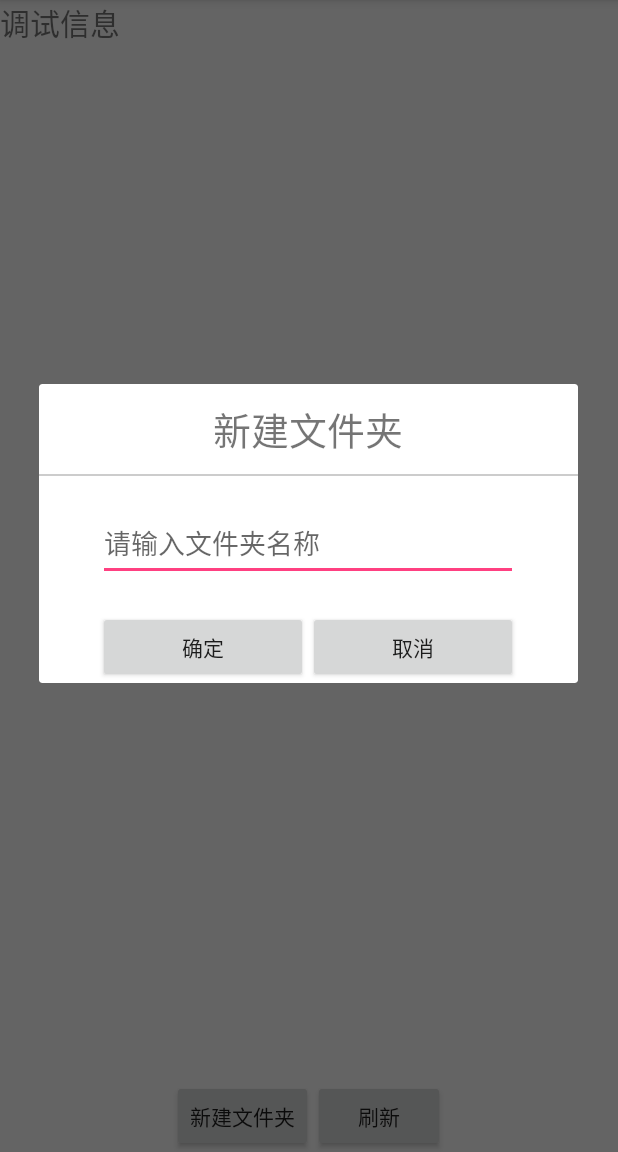
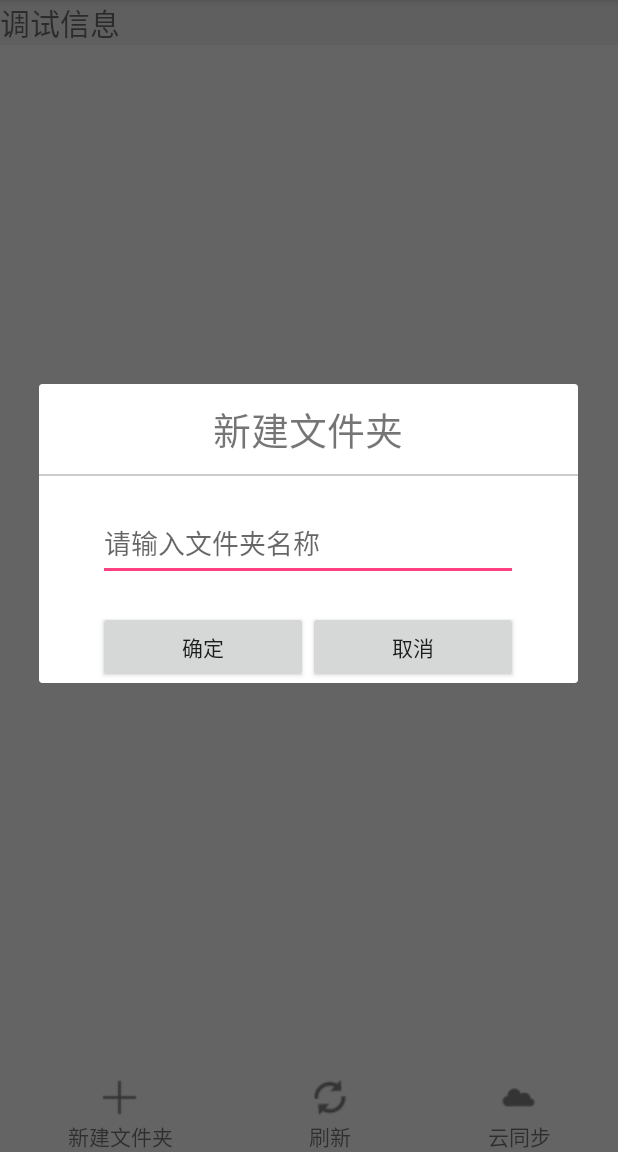
Before and after one commit to WSN331/UDiskReader-master2, an Android app: the screen it shows after launch (FileActivity), after a tap on "新建文件夹", on a phone screen of 412 x 824 dp, the part 84-1236 px from its top. Run offline under Robolectric (Android 15) with nearby library versions, the phone set to English and light mode, and no system bars; libraries missing offline, so code that uses them is left out: com.ethanco.lib.

Commit message:
UI_almost ok

```diff
--- a/app/src/main/java/com/hdu/wsn/uDiskReader/ui/FileActivity.java
+++ b/app/src/main/java/com/hdu/wsn/uDiskReader/ui/FileActivity.java
@@ -244,15 +244,15 @@ public class FileActivity extends AppCompatActivity implements SwipeRefreshLayou
      * 初始化工具栏
      */
     private void initClickTooBar() {
-        Button copyBtn, cutBtn, pasteBtn, deleteBtn,refreshBtn,createBtn,cancelBtn;
-        copyBtn = (Button) findViewById(R.id.copy_btn);
-        cutBtn = (Button) findViewById(R.id.cut_btn);
-        pasteBtn = (Button) findViewById(R.id.paste_btn);
-        deleteBtn = (Button) findViewById(R.id.delete_btn);
+        TextView copyBtn, cutBtn, pasteBtn, deleteBtn,refreshBtn,createBtn,cancelBtn;
+        copyBtn = (TextView) findViewById(R.id.copy_btn);
+        cutBtn = (TextView) findViewById(R.id.cut_btn);
+        pasteBtn = (TextView) findViewById(R.id.paste_btn);
+        deleteBtn = (TextView) findViewById(R.id.delete_btn);
 
-        refreshBtn = (Button) findViewById(R.id.refresh_btn);
-        createBtn = (Button) findViewById(R.id.create_btn);
-        cancelBtn = (Button) findViewById(R.id.cancel_btn);
+        refreshBtn = (TextView) findViewById(R.id.refresh_btn);
+        createBtn = (TextView) findViewById(R.id.create_btn);
+        cancelBtn = (TextView) findViewById(R.id.cancel_btn);
 
         copyBtn.setOnClickListener(new View.OnClickListener() {
             @Override
@@ -289,9 +289,9 @@ public class FileActivity extends AppCompatActivity implements SwipeRefreshLayou
         cancelBtn.setOnClickListener(new View.OnClickListener() {
             @Override
             public void onClick(View v) {
-                l1.setVisibility(View.VISIBLE);
+                l3.setVisibility(View.VISIBLE);
+                l1.setVisibility(View.INVISIBLE);
                 l2.setVisibility(View.INVISIBLE);
-                l3.setVisibility(View.INVISIBLE);
             }
         });
 
--- a/app/src/main/java/com/hdu/wsn/uDiskReader/ui/presenter/DocumentFilePresenter.java
+++ b/app/src/main/java/com/hdu/wsn/uDiskReader/ui/presenter/DocumentFilePresenter.java
@@ -50,7 +50,8 @@ public class DocumentFilePresenter implements FilePresenter{
     private DocumentFile currentFolder;  //当前目录
     private Uri rootUri;
 
-    private boolean pasteFlag = false, deleteAfterPatse;
+    private boolean pasteFlag = false, deleteAfterPaste;
+    Map<Integer, DocumentFile> copyFileMap;
 
     private static DocumentFilePresenter instance;
 
@@ -70,6 +71,7 @@ public class DocumentFilePresenter implements FilePresenter{
         this.context = context;
         this.rootUri = rootUri;
         fileList = new ArrayList<>();
+        copyFileMap = new HashMap<>();
         registerReceiver();
     }
 
@@ -210,7 +212,7 @@ public class DocumentFilePresenter implements FilePresenter{
      */
     private void doDelete(int index, DocumentFile file) {
         boolean result = FileUtil.deleteFile(file);
-        if (result) {
+        if (result && index>0) {
             removeData(index-1);
         }
     }
@@ -241,27 +243,36 @@ public class DocumentFilePresenter implements FilePresenter{
     @Override
     public void copyFileList(boolean delete) {
         pasteFlag = true;
-        deleteAfterPatse = delete;
+        deleteAfterPaste = delete;
         fileView.setToolBarType(FilePresenter.TOOL_BAR_PASTE);
+        Map<Integer, Boolean> copyMap = fileView.getAdapter().getCheckMap();
+        copyFileMap.clear();
+        for (Integer index : copyMap.keySet()) {
+            if (!copyMap.get(index)) {
+                continue;
+            }
+            index = getRealPosition(index);
+            DocumentFile copyFile = fileList.get(index-1);
+            copyFileMap.put(index, copyFile);
+        }
+        fileView.getAdapter().changeCheckBoxVisibility(DocumentFileAdapter.ViewHolder.CHECK_INVISIBILITY);
     }
 
     @Override
     public void pasteFileList() {
         if(pasteFlag){
-            Map<Integer, Boolean> checkFileList = fileView.getAdapter().getCheckMap();
-            for (Integer index : checkFileList.keySet()) {
-                if (!checkFileList.get(index)) {
-                    continue;
-                }
-                index = getRealPosition(index);
-                DocumentFile copyFile = fileList.get(index-1);
-                DocumentFile newFile = FileUtil.moveFile(context,copyFile,currentFolder);
+            for (Integer index : copyFileMap.keySet()) {
+                DocumentFile copyFile = copyFileMap.get(index);
+                DocumentFile newFile = FileUtil.moveFile(context, copyFile, currentFolder);
                 addData(newFile);
                 pasteFlag = false;
-                if (deleteAfterPatse) {
+                if (fileList.size()<index || fileList.get(index-1) != copyFile) {
+                    index = -1;
+                }
+                if (deleteAfterPaste) {
                     doDelete(index, copyFile);
                 }
-                fileView.getAdapter().changeCheckBoxVisibility(DocumentFileAdapter.ViewHolder.CHECK_INVISIBILITY);
+                //fileView.getAdapter().changeCheckBoxVisibility(DocumentFileAdapter.ViewHolder.CHECK_INVISIBILITY);
             }
         }else{
             Toast.makeText(context,"请选择你要移动的文件",Toast.LENGTH_SHORT).show();
--- a/app/src/main/java/com/hdu/wsn/uDiskReader/ui/view/DocumentFileAdapter.java
+++ b/app/src/main/java/com/hdu/wsn/uDiskReader/ui/view/DocumentFileAdapter.java
@@ -52,6 +52,13 @@ public class DocumentFileAdapter extends RecyclerView.Adapter<DocumentFileAdapte
      */
     public Map<Integer, Boolean> getCheckMap() {
         return checkMap;
+    }
+
+    /**
+     * 设置复选框点击状况
+     */
+    public void setCheckMap(Map<Integer,Boolean> map){
+        this.checkMap = map;
     }
 
     /**
--- a/app/src/main/res/layout/activity_main.xml
+++ b/app/src/main/res/layout/activity_main.xml
@@ -11,6 +11,7 @@
         android:id="@+id/bar"
         android:layout_width="match_parent"
         android:layout_height="wrap_content"
+        android:background="#eee"
         android:orientation="horizontal">
 
         <TextView
@@ -36,8 +37,9 @@
         android:id="@+id/swipeRefreshLayout"
         android:layout_width="match_parent"
         android:layout_height="match_parent"
-        android:layout_marginBottom="40dp"
-        android:layout_below="@id/bar">
+        android:layout_below="@id/bar"
+        android:layout_above="@+id/ll_3"
+        android:layout_alignParentStart="true">
 
         <android.support.v7.widget.RecyclerView
             android:id="@+id/recyclerView"
@@ -57,23 +59,49 @@
         android:layout_alignParentBottom="true"
         >
 
-        <Button
+<!--        <Button
             android:id="@+id/delete_btn"
             android:layout_width="wrap_content"
             android:layout_height="wrap_content"
-            android:text="@string/delete"/>
+            android:text="@string/delete"/>-->
 
-        <Button
+<!--        <Button
             android:id="@+id/cut_btn"
             android:layout_width="wrap_content"
             android:layout_height="wrap_content"
-            android:text="@string/cut"/>
+            android:text="@string/cut"/>-->
 
-        <Button
+<!--        <Button
             android:id="@+id/copy_btn"
             android:layout_width="wrap_content"
             android:layout_height="wrap_content"
-            android:text="@string/copy"/>
+            android:text="@string/copy"/>-->
+
+        <TextView
+            android:id="@+id/delete_btn"
+            android:layout_width="wrap_content"
+            android:layout_height="wrap_content"
+            android:layout_weight="1"
+            android:gravity="center"
+            android:text="@string/delete"
+            android:drawableTop="@drawable/remove"/>
+
+        <TextView
+            android:id="@+id/cut_btn"
+            android:layout_width="wrap_content"
+            android:layout_height="wrap_content"
+            android:layout_weight="1"
+            android:gravity="center"
+            android:text="@string/cut"
+            android:drawableTop="@drawable/cut"/>
+        <TextView
+            android:id="@+id/copy_btn"
+            android:layout_width="wrap_content"
+            android:layout_height="wrap_content"
+            android:layout_weight="1"
+            android:gravity="center"
+            android:text="@string/copy"
+            android:drawableTop="@drawable/copy"/>
 
     </LinearLayout>
 
@@ -87,17 +115,35 @@
         android:layout_alignParentBottom="true"
         >
 
-        <Button
+<!--        <Button
             android:id="@+id/cancel_btn"
             android:layout_width="wrap_content"
             android:layout_height="wrap_content"
-            android:text="@string/cancel"/>
+            android:text="@string/cancel"/>-->
 
-        <Button
+        <TextView
+            android:id="@+id/cancel_btn"
+            android:layout_width="wrap_content"
+            android:layout_height="wrap_content"
+            android:layout_weight="1"
+            android:gravity="center"
+            android:text="@string/cancel"
+            android:drawableTop="@drawable/cancel"/>
+
+        <TextView
             android:id="@+id/paste_btn"
             android:layout_width="wrap_content"
             android:layout_height="wrap_content"
-            android:text="@string/paste"/>
+            android:layout_weight="1"
+            android:gravity="center"
+            android:text="@string/paste"
+            android:drawableTop="@drawable/paste"/>
+
+<!--        <Button
+            android:id="@+id/paste_btn"
+            android:layout_width="wrap_content"
+            android:layout_height="wrap_content"
+            android:text="@string/paste"/>-->
     </LinearLayout>
 
     <LinearLayout
@@ -110,17 +156,43 @@
         android:layout_alignParentBottom="true"
         >
 
-        <Button
+<!--        <Button
             android:id="@+id/create_btn"
             android:layout_width="wrap_content"
             android:layout_height="wrap_content"
-            android:text="@string/create"/>
+            android:text="@string/create"/>-->
+        <TextView
+            android:id="@+id/create_btn"
+            android:layout_width="wrap_content"
+            android:layout_height="wrap_content"
+            android:layout_weight="1"
+            android:gravity="center"
+            android:text="@string/create"
+            android:drawableTop="@drawable/create"/>
 
-        <Button
+        <TextView
             android:id="@+id/refresh_btn"
             android:layout_width="wrap_content"
             android:layout_height="wrap_content"
-            android:text="@string/refresh"/>
+            android:layout_weight="1"
+            android:gravity="center"
+            android:text="@string/refresh"
+            android:drawableTop="@drawable/refresh"/>
+
+        <TextView
+            android:id="@+id/equal_btn"
+            android:layout_width="wrap_content"
+            android:layout_height="wrap_content"
+            android:layout_weight="1"
+            android:gravity="center"
+            android:text="@string/equal"
+            android:drawableTop="@drawable/cloud"/>
+
+<!--        <Button
+            android:id="@+id/refresh_btn"
+            android:layout_width="wrap_content"
+            android:layout_height="wrap_content"
+            android:text="@string/refresh"/>-->
     </LinearLayout>
 
 </RelativeLayout>
--- a/app/src/main/res/values/strings.xml
+++ b/app/src/main/res/values/strings.xml
@@ -13,4 +13,5 @@
     <string name="cancel">取消</string>
     <string name="inputname">请输入文件夹名称</string>
     <string name="sure">确定</string>
+    <string name="equal">云同步</string>
 </resources>
```
Also changed, not shown: app/src/main/res/drawable/cancel.png (added), app/src/main/res/drawable/cloud.png (added), app/src/main/res/drawable/copy.png (added), app/src/main/res/drawable/create.png (added), app/src/main/res/drawable/cut.png (added), app/src/main/res/drawable/paste.png (added), app/src/main/res/drawable/refresh.png (added), app/src/main/res/drawable/remove.png (added).
